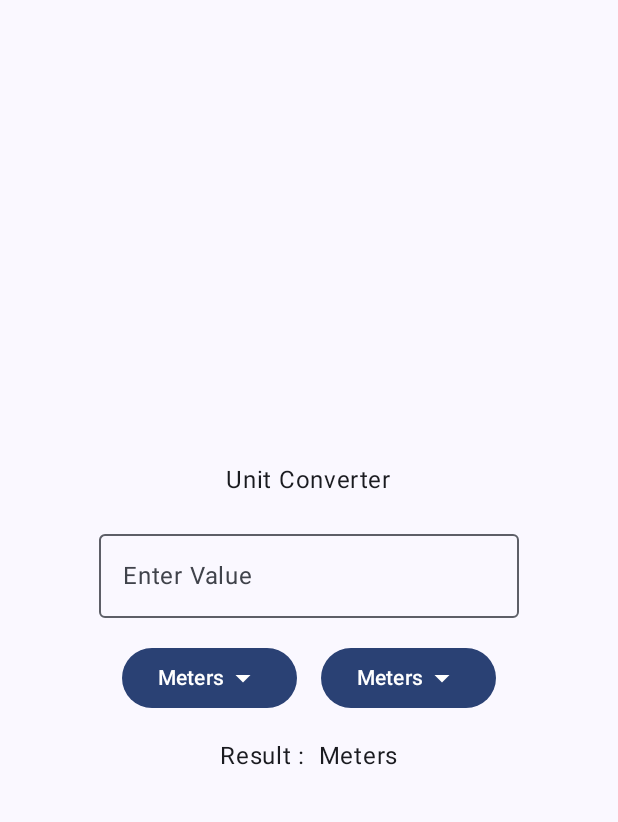
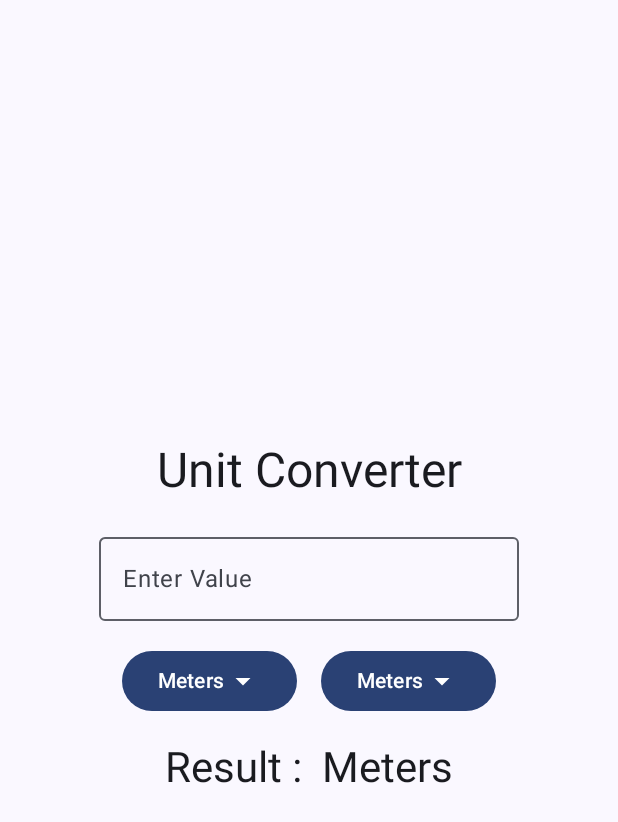
Before and after one commit to serayou/study-android-kotlin, an Android app built with Jetpack Compose: the screen it shows after launch (MainActivity), on a phone screen of 412 x 824 dp. Shown: the top 822 px of the screen. Run offline under Robolectric (Android 15) with nearby library versions, the phone set to English and light mode, and no system bars.

Commit message:
Day6 -텍스트 스타일 변경

```diff
--- a/StudyKotlinWithUdemy/Day5/UnitConverter/app/src/main/java/com/example/unitconverter/MainActivity.kt
+++ b/StudyKotlinWithUdemy/Day5/UnitConverter/app/src/main/java/com/example/unitconverter/MainActivity.kt
@@ -77,7 +77,7 @@ fun UnitConverter() {
         verticalArrangement = Arrangement.Center,
         horizontalAlignment = Alignment.CenterHorizontally
     ) {
-        Text(text = "Unit Converter")
+        Text(text = "Unit Converter", style = MaterialTheme.typography.headlineLarge)
         Spacer(modifier = Modifier.height(16.dp))
         OutlinedTextField(value = input,
             onValueChange = {
@@ -142,7 +142,7 @@ fun UnitConverter() {
             }
         }
         Spacer(modifier = Modifier.height(16.dp))
-        Text(text = "Result : $output $outputUnit")
+        Text(text = "Result : $output $outputUnit", style = MaterialTheme.typography.headlineMedium)
     }
 
 }
```
